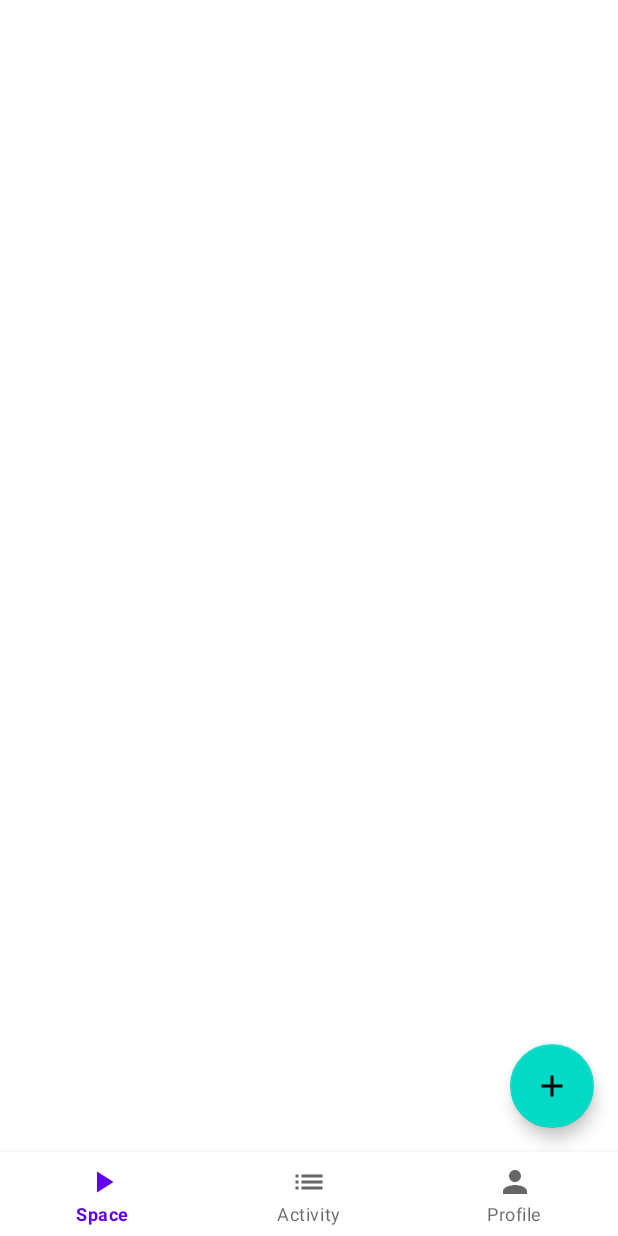
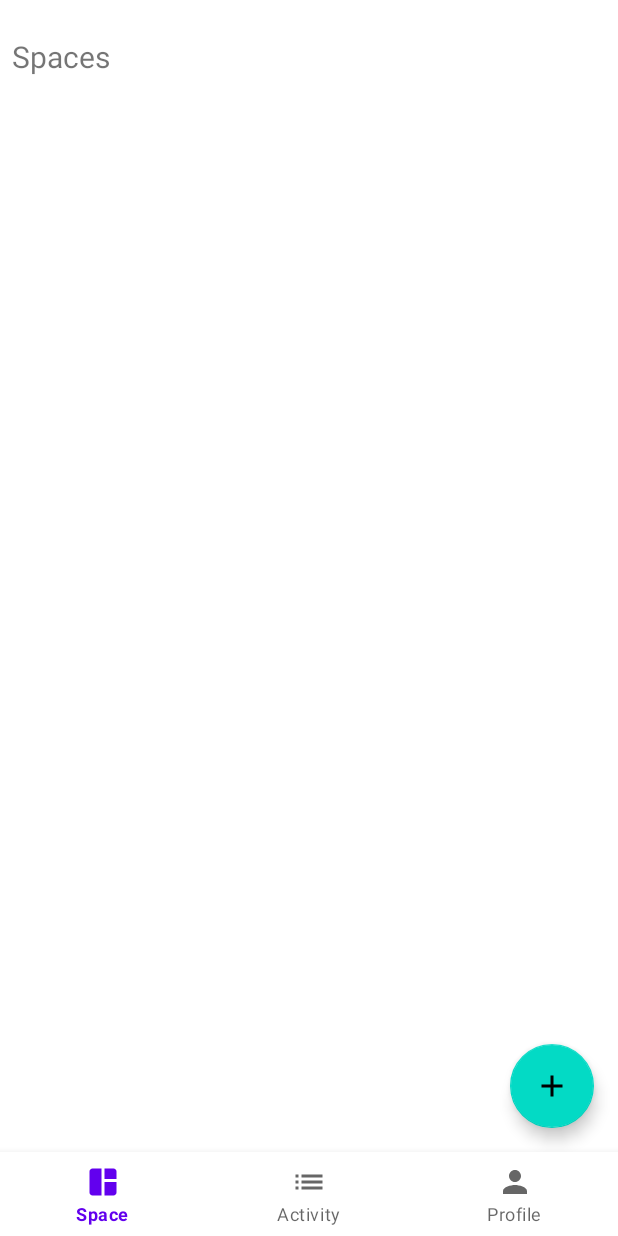
Before and after one commit to ochan12/TimeTracker, an Android app: the MainMenuActivity screen opened directly, with no data from a screen before it, on a phone screen of 412 x 824 dp. Run offline under Robolectric (Android 15) with nearby library versions, the phone set to English and light mode, and no system bars; our stand-ins replace Dagger/Hilt's generated code, Firebase (no records; nobody signed in at launch, a user with empty details on screens opened directly), RxJava.

Commit message:
Change spaces icon

```diff
--- /dev/null
+++ b/app/src/main/res/drawable/ic_baseline_space_dashboard_24.xml
@@ -0,0 +1,10 @@
+<vector xmlns:android="http://schemas.android.com/apk/res/android"
+    android:width="24dp"
+    android:height="24dp"
+    android:viewportWidth="24"
+    android:viewportHeight="24"
+    android:tint="?attr/colorControlNormal">
+  <path
+      android:fillColor="@android:color/white"
+      android:pathData="M11,21H5c-1.1,0 -2,-0.9 -2,-2V5c0,-1.1 0.9,-2 2,-2h6V21zM13,21h6c1.1,0 2,-0.9 2,-2v-7h-8V21zM21,10V5c0,-1.1 -0.9,-2 -2,-2h-6v7H21z"/>
+</vector>
--- a/app/src/main/res/layout/activity_main_menu.xml
+++ b/app/src/main/res/layout/activity_main_menu.xml
@@ -16,7 +16,7 @@
         app:layout_constraintBottom_toTopOf="@+id/navigation_bottom_bar_root"
         app:layout_constraintEnd_toEndOf="parent"
         app:layout_constraintStart_toStartOf="parent"
-        app:layout_constraintTop_toTopOf="parent">
+        app:layout_constraintTop_toBottomOf="@+id/textView">
 
     </androidx.recyclerview.widget.RecyclerView>
 
@@ -43,4 +43,15 @@
         app:layout_constraintEnd_toEndOf="parent"
         app:layout_constraintStart_toStartOf="parent" />
 
+    <TextView
+        android:id="@+id/textView"
+        android:layout_width="wrap_content"
+        android:layout_height="wrap_content"
+        android:layout_marginStart="8dp"
+        android:layout_marginTop="24dp"
+        android:text="@string/spaces"
+        android:textSize="20sp"
+        app:layout_constraintStart_toStartOf="parent"
+        app:layout_constraintTop_toTopOf="parent" />
+
 </androidx.constraintlayout.widget.ConstraintLayout>
--- a/app/src/main/res/menu/bottom_navigation.xml
+++ b/app/src/main/res/menu/bottom_navigation.xml
@@ -4,7 +4,7 @@
 
     <item
         android:id="@+id/action_spaces"
-        android:icon="@drawable/ic_baseline_play_arrow_24"
+        android:icon="@drawable/ic_baseline_space_dashboard_24"
         android:title="@string/space"
         android:visible="true"
         app:showAsAction="ifRoom" />
```
